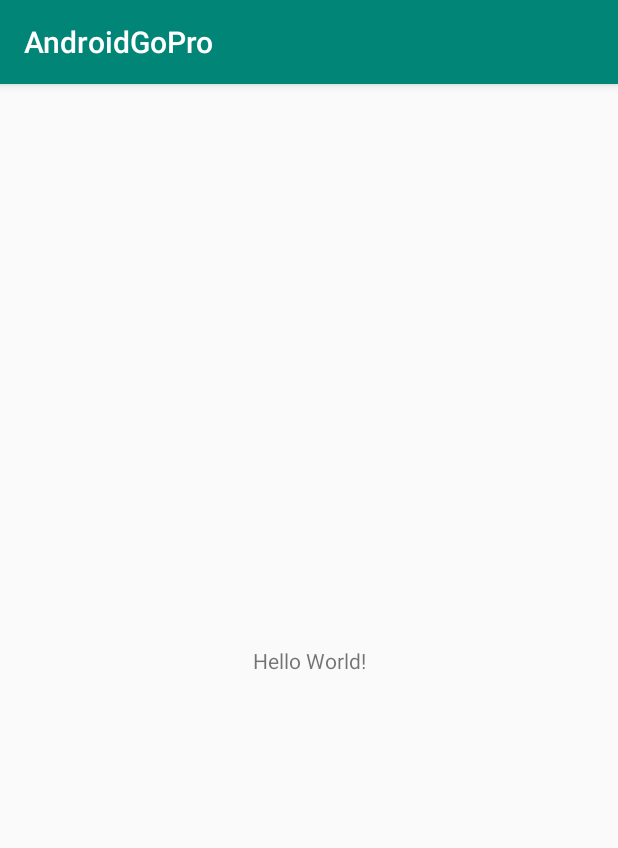
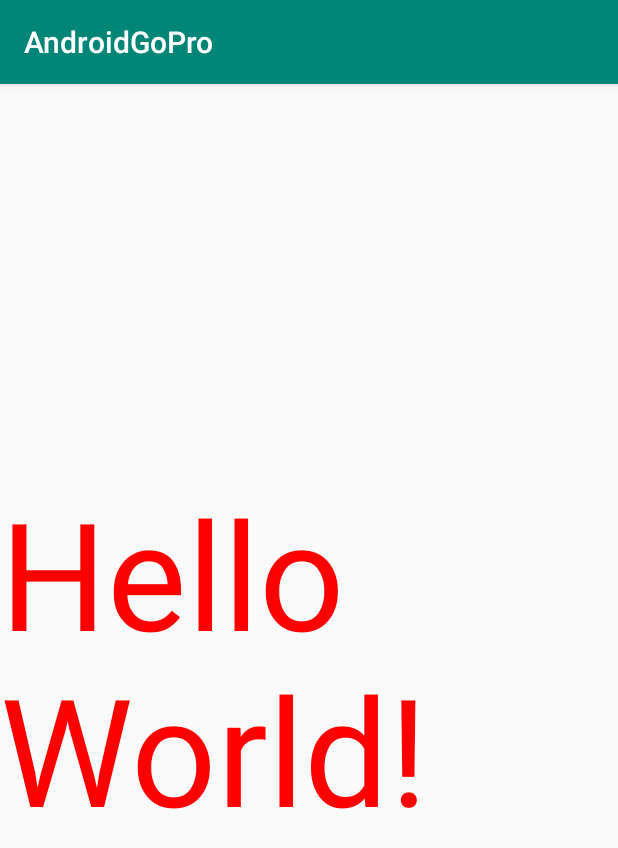
Before and after one commit to stevenmanh/Android003, an Android app: the screen it shows after launch (MainActivity), on a phone screen of 412 x 824 dp. Shown: the top 848 px of the screen. Run offline under Robolectric (Android 15) with nearby library versions, the phone set to English and light mode, and no system bars.

Commit message:
add new layout

```diff
--- a/SOURCE/app/src/main/java/windstudy/com/androidgopro/MainActivity.java
+++ b/SOURCE/app/src/main/java/windstudy/com/androidgopro/MainActivity.java
@@ -9,5 +9,6 @@ public class MainActivity extends AppCompatActivity {
         super.onCreate(savedInstanceState);
         setContentView(R.layout.activity_main);
         // day la dong code moi
+
     }
 }
--- a/SOURCE/app/src/main/res/layout/activity_main.xml
+++ b/SOURCE/app/src/main/res/layout/activity_main.xml
@@ -7,6 +7,8 @@
     tools:context=".MainActivity">
 
     <TextView
+        android:textSize="100dp"
+        android:textColor="#ff00"
         android:layout_width="wrap_content"
         android:layout_height="wrap_content"
         android:text="Hello World!"
```
